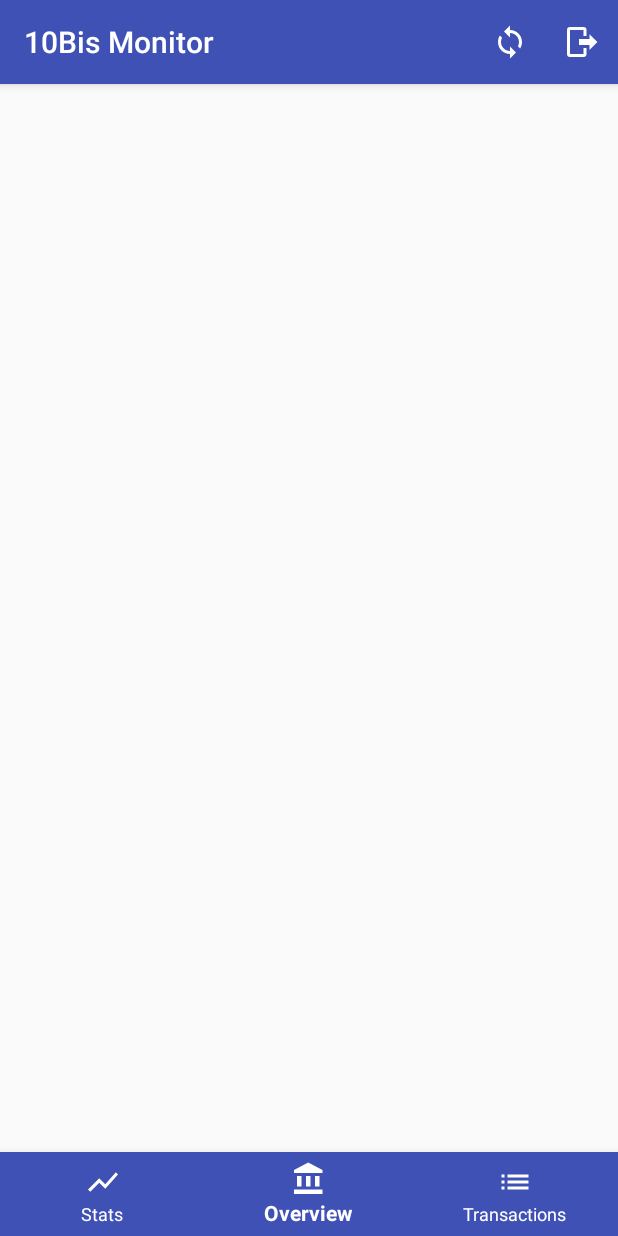
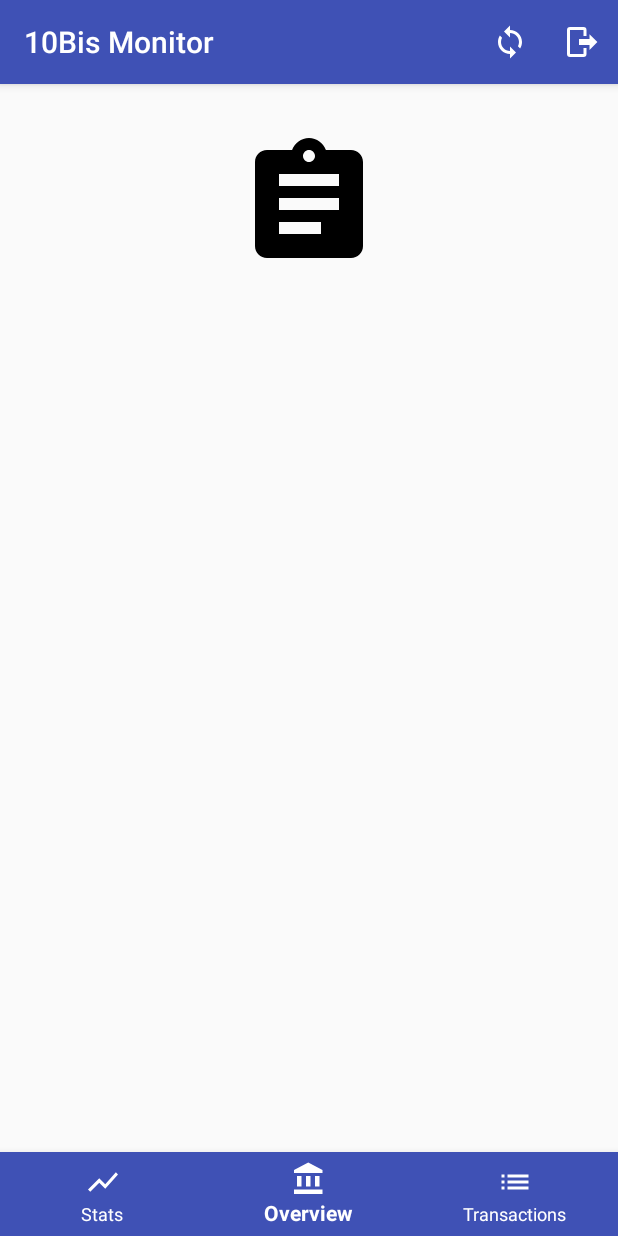
Before and after one commit to ifeins/tenbis-monitor, an Android app: the OverviewFragment screen opened directly, with no data from a screen before it, on a phone screen of 412 x 824 dp. Run offline under Robolectric (Android 15) with nearby library versions, the phone set to English and light mode, and no system bars; our stand-ins replace Firebase (no records; nobody signed in at launch, a user with empty details on screens opened directly); libraries missing offline, so code that uses them is left out: com.facebook.drawee, com.firebase.ui; pictures from the network do not load.

Commit message:
Small ui changes to overview screen.

```diff
--- /dev/null
+++ b/app/src/main/res/drawable/ic_assignment_black_24dp.xml
@@ -0,0 +1,9 @@
+<vector xmlns:android="http://schemas.android.com/apk/res/android"
+        android:width="24dp"
+        android:height="24dp"
+        android:viewportWidth="24.0"
+        android:viewportHeight="24.0">
+    <path
+        android:fillColor="#FF000000"
+        android:pathData="M19,3h-4.18C14.4,1.84 13.3,1 12,1c-1.3,0 -2.4,0.84 -2.82,2L5,3c-1.1,0 -2,0.9 -2,2v14c0,1.1 0.9,2 2,2h14c1.1,0 2,-0.9 2,-2L21,5c0,-1.1 -0.9,-2 -2,-2zM12,3c0.55,0 1,0.45 1,1s-0.45,1 -1,1 -1,-0.45 -1,-1 0.45,-1 1,-1zM14,17L7,17v-2h7v2zM17,13L7,13v-2h10v2zM17,9L7,9L7,7h10v2z"/>
+</vector>
--- a/app/src/main/res/layout/activity_sign_up.xml
+++ b/app/src/main/res/layout/activity_sign_up.xml
@@ -8,8 +8,8 @@
     tools:context="com.ifeins.tenbismonit.activities.SignUpActivity">
 
     <ImageView
-        android:layout_width="88dp"
-        android:layout_height="95dp"
+        android:layout_width="96dp"
+        android:layout_height="96dp"
         app:srcCompat="@drawable/ic_account_circle_black_24dp"
         android:id="@+id/image_view_profile"
         app:layout_constraintStart_toStartOf="parent"
--- a/app/src/main/res/layout/fragment_overview.xml
+++ b/app/src/main/res/layout/fragment_overview.xml
@@ -5,18 +5,31 @@
                                              android:layout_height="match_parent"
                                              tools:context="com.ifeins.tenbismonit.fragments.OverviewFragment">
 
-    <TextView
-        android:layout_width="0dp"
-        android:layout_height="wrap_content"
-        android:id="@+id/budget_view"
-        android:layout_marginTop="16dp"
+    <ImageView
+        app:srcCompat="@drawable/ic_assignment_black_24dp"
+        android:layout_width="96dp"
+        android:layout_height="96dp"
+        android:id="@+id/imageView"
+        android:layout_marginTop="32dp"
         app:layout_constraintTop_toTopOf="parent"
         app:layout_constraintStart_toStartOf="parent"
         android:layout_marginStart="16dp"
-        tools:text="Budget: 120 / 920"
+        app:layout_constraintEnd_toEndOf="parent"
+        android:layout_marginEnd="16dp"/>
+
+    <TextView
+        android:layout_width="352dp"
+        android:layout_height="wrap_content"
+        android:id="@+id/budget_view"
+        tools:text="Remaining budget: 120 / 920"
+        android:textAppearance="@style/TextAppearance.AppCompat.Medium"
+        android:layout_marginTop="32dp"
+        app:layout_constraintTop_toBottomOf="@+id/imageView"
+        app:layout_constraintStart_toStartOf="parent"
+        android:layout_marginStart="16dp"
         app:layout_constraintEnd_toEndOf="parent"
         android:layout_marginEnd="16dp"
-        android:textAppearance="@style/TextAppearance.AppCompat.Large"/>
+        app:layout_constraintHorizontal_bias="0.0"/>
 
     <TextView
         android:layout_width="0dp"
@@ -30,7 +43,7 @@
         android:layout_marginTop="16dp"
         app:layout_constraintTop_toBottomOf="@+id/budget_view"
         android:id="@+id/lunches_view"
-        android:textAppearance="@style/TextAppearance.AppCompat.Large"/>
+        android:textAppearance="@style/TextAppearance.AppCompat.Medium"/>
 
     <TextView
         android:layout_width="0dp"
@@ -42,7 +55,7 @@
         android:layout_marginEnd="16dp"
         app:layout_constraintHorizontal_bias="0.0"
         android:id="@+id/total_spent_view"
-        android:textAppearance="@style/TextAppearance.AppCompat.Large"
+        android:textAppearance="@style/TextAppearance.AppCompat.Medium"
         android:layout_marginTop="16dp"
         app:layout_constraintTop_toBottomOf="@+id/lunches_view"/>
 
@@ -56,7 +69,7 @@
         android:layout_marginEnd="16dp"
         app:layout_constraintHorizontal_bias="0.0"
         android:id="@+id/average_lunch_view"
-        android:textAppearance="@style/TextAppearance.AppCompat.Large"
+        android:textAppearance="@style/TextAppearance.AppCompat.Medium"
         android:layout_marginTop="16dp"
         app:layout_constraintTop_toBottomOf="@+id/total_spent_view"/>
 
```
